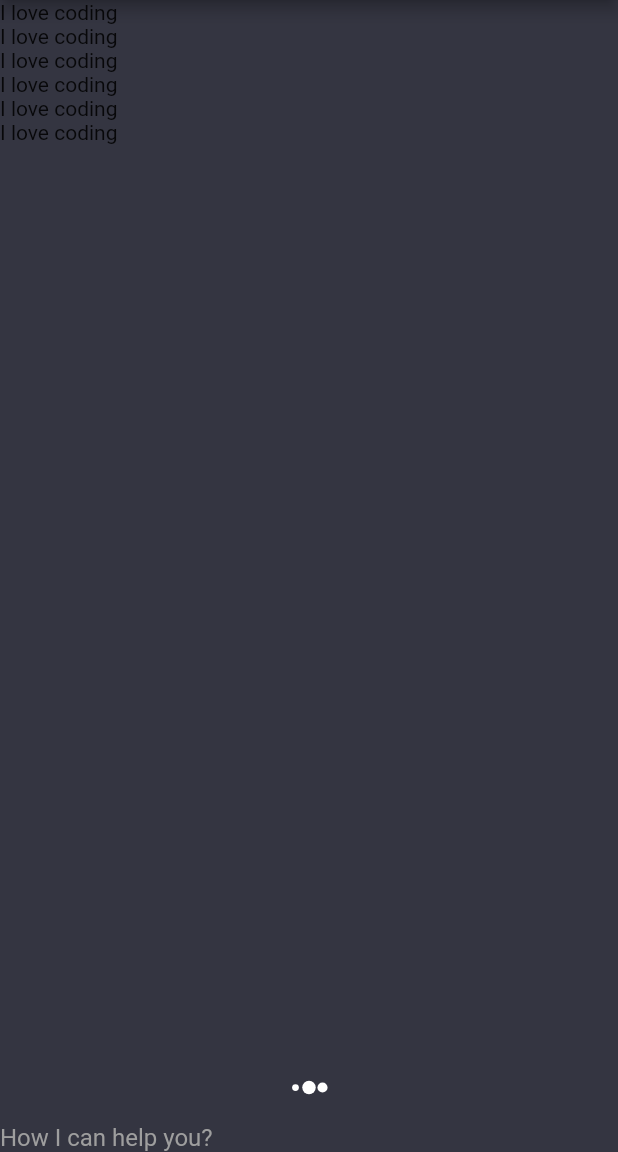
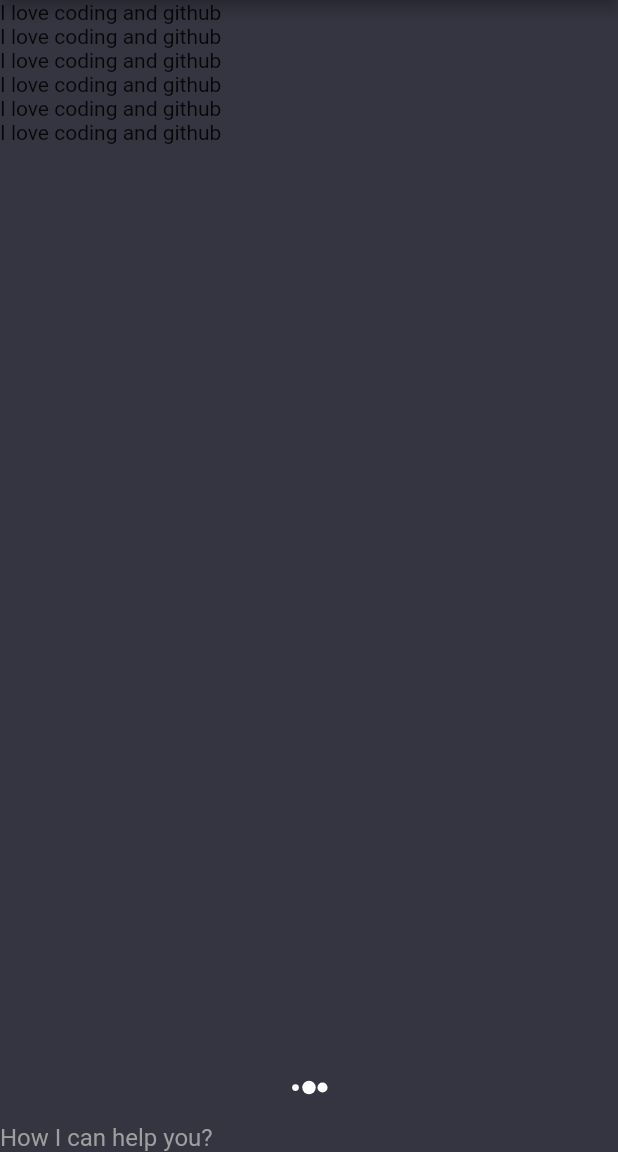
Before and after one commit to Begzodbek-Coder/chat_gpt, a Flutter app: the screen it shows after launch, on a phone screen of 412 x 824 dp, the part 84-1236 px from its top. Run offline on Flutter 3.47's test engine with Material 2 defaults, Android fonts, the phone set to English and light mode, and no system bars; our stand-ins replace flutter_spinkit.

Commit message:
Update chat_screen.dart

```diff
--- a/lib/screens/chat_screen.dart
+++ b/lib/screens/chat_screen.dart
@@ -43,7 +43,7 @@ class _Chat_ScreenState extends State<Chat_Screen> {
         Flexible(child: ListView.builder(
           itemCount: 6,
           itemBuilder: (context, index){
-            return const Text('I love coding');
+            return const Text('I love coding and github');
         }),),
         if(_istyping) ...{
           SpinKitThreeBounce(color: Colors.white, size: 18,),
```
